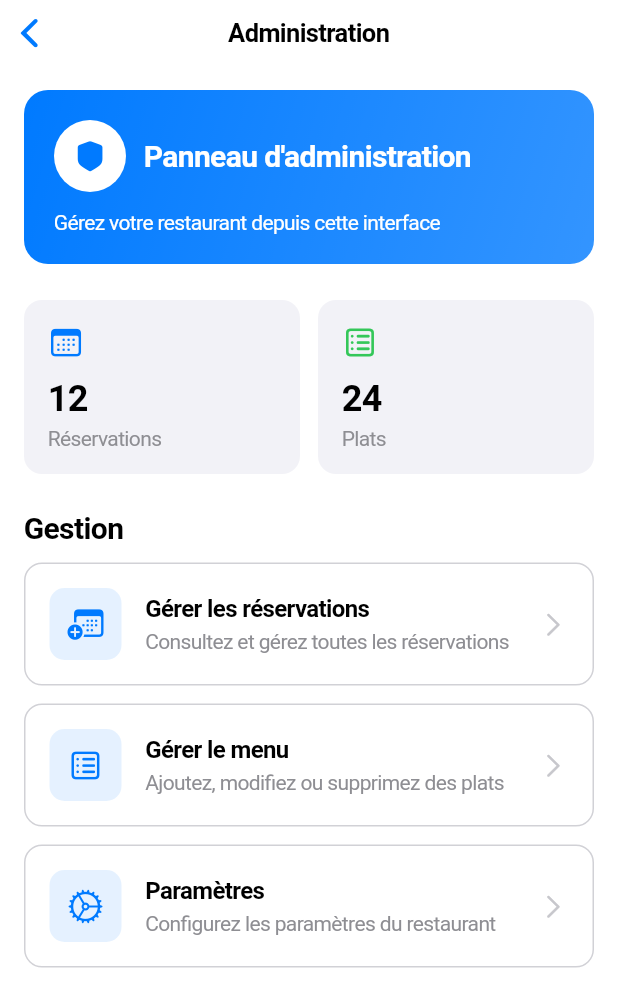
After one commit to Feennrir/resto-flutter, a Flutter app: the AdminDashboardScreen screen opened directly, on a phone screen of 412 x 824 dp. The commit adds this screen. Shown: the top 1007 px of the screen. Run offline on Flutter 3.47's test engine with Material 3 defaults, Android fonts, the phone set to English and light mode, and no system bars; our stand-ins replace flutter_map, latlong2, shared_preferences; accounts and stored records are empty; network calls fail.

Commit message:
feat: Ajouter la gestion des administrateurs avec des routes et un tableau de bord

```diff
--- /dev/null
+++ b/frontend/lib/presentation/admin/admin_dashboard_screen.dart
@@ -0,0 +1,258 @@
+import 'package:flutter/cupertino.dart';
+import 'package:flutter/services.dart';
+import '../../utils/colors.dart';
+
+class AdminDashboardScreen extends StatelessWidget {
+  const AdminDashboardScreen({Key? key}) : super(key: key);
+
+  @override
+  Widget build(BuildContext context) {
+    return AnnotatedRegion<SystemUiOverlayStyle>(
+      value: SystemUiOverlayStyle.dark,
+      child: CupertinoPageScaffold(
+        navigationBar: const CupertinoNavigationBar(
+          middle: Text('Administration'),
+        ),
+        child: SafeArea(
+          child: ListView(
+            padding: const EdgeInsets.all(16),
+            children: [
+              _buildWelcomeCard(),
+              const SizedBox(height: 24),
+              _buildQuickStats(),
+              const SizedBox(height: 24),
+              _buildManagementSection(context),
+            ],
+          ),
+        ),
+      ),
+    );
+  }
+
+  Widget _buildWelcomeCard() {
+    return Container(
+      padding: const EdgeInsets.all(20),
+      decoration: BoxDecoration(
+        gradient: LinearGradient(
+          colors: [Colors.primary, Colors.primary.withOpacity(0.8)],
+          begin: Alignment.topLeft,
+          end: Alignment.bottomRight,
+        ),
+        borderRadius: BorderRadius.circular(16),
+      ),
+      child: Column(
+        crossAxisAlignment: CrossAxisAlignment.start,
+        children: [
+          Row(
+            children: [
+              Container(
+                padding: const EdgeInsets.all(12),
+                decoration: const BoxDecoration(
+                  color: CupertinoColors.white,
+                  shape: BoxShape.circle,
+                ),
+                child: Icon(
+                  CupertinoIcons.shield_fill,
+                  color: Colors.primary,
+                  size: 24,
+                ),
+              ),
+              const SizedBox(width: 12),
+              const Expanded(
+                child: Text(
+                  'Panneau d\'administration',
+                  style: TextStyle(
+                    fontSize: 20,
+                    fontWeight: FontWeight.bold,
+                    color: CupertinoColors.white,
+                  ),
+                ),
+              ),
+            ],
+          ),
+          const SizedBox(height: 12),
+          const Text(
+            'Gérez votre restaurant depuis cette interface',
+            style: TextStyle(
+              fontSize: 14,
+              color: CupertinoColors.white,
+            ),
+          ),
+        ],
+      ),
+    );
+  }
+
+  Widget _buildQuickStats() {
+    return Row(
+      children: [
+        Expanded(
+          child: _buildStatCard(
+            'Réservations',
+            '12',
+            CupertinoIcons.calendar,
+            CupertinoColors.systemBlue,
+          ),
+        ),
+        const SizedBox(width: 12),
+        Expanded(
+          child: _buildStatCard(
+            'Plats',
+            '24',
+            CupertinoIcons.square_list,
+            CupertinoColors.systemGreen,
+          ),
+        ),
+      ],
+    );
+  }
+
+  Widget _buildStatCard(
+    String title,
+    String value,
+    IconData icon,
+    Color color,
+  ) {
+    return Container(
+      padding: const EdgeInsets.all(16),
+      decoration: BoxDecoration(
+        color: CupertinoColors.systemGrey6,
+        borderRadius: BorderRadius.circular(12),
+      ),
+      child: Column(
+        crossAxisAlignment: CrossAxisAlignment.start,
+        children: [
+          Icon(icon, color: color, size: 24),
+          const SizedBox(height: 12),
+          Text(
+            value,
+            style: const TextStyle(
+              fontSize: 24,
+              fontWeight: FontWeight.bold,
+            ),
+          ),
+          const SizedBox(height: 4),
+          Text(
+            title,
+            style: const TextStyle(
+              fontSize: 14,
+              color: CupertinoColors.systemGrey,
+            ),
+          ),
+        ],
+      ),
+    );
+  }
+
+  Widget _buildManagementSection(BuildContext context) {
+    return Column(
+      crossAxisAlignment: CrossAxisAlignment.start,
+      children: [
+        const Text(
+          'Gestion',
+          style: TextStyle(
+            fontSize: 20,
+            fontWeight: FontWeight.bold,
+          ),
+        ),
+        const SizedBox(height: 12),
+        _buildManagementCard(
+          context,
+          'Gérer les réservations',
+          'Consultez et gérez toutes les réservations',
+          CupertinoIcons.calendar_badge_plus,
+          () {
+            // Navigation vers gestion réservations
+          },
+        ),
+        const SizedBox(height: 12),
+        _buildManagementCard(
+          context,
+          'Gérer le menu',
+          'Ajoutez, modifiez ou supprimez des plats',
+          CupertinoIcons.square_list,
+          () {
+            // Navigation vers gestion menu
+          },
+        ),
+        const SizedBox(height: 12),
+        _buildManagementCard(
+          context,
+          'Paramètres',
+          'Configurez les paramètres du restaurant',
+          CupertinoIcons.settings,
+          () {
+            // Navigation vers paramètres
+          },
+        ),
+      ],
+    );
+  }
+
+  Widget _buildManagementCard(
+    BuildContext context,
+    String title,
+    String subtitle,
+    IconData icon,
+    VoidCallback onTap,
+  ) {
+    return GestureDetector(
+      onTap: onTap,
+      child: Container(
+        padding: const EdgeInsets.all(16),
+        decoration: BoxDecoration(
+          color: CupertinoColors.systemBackground,
+          borderRadius: BorderRadius.circular(12),
+          border: Border.all(
+            color: CupertinoColors.systemGrey4,
+            width: 1,
+          ),
+        ),
+        child: Row(
+          children: [
+            Container(
+              padding: const EdgeInsets.all(12),
+              decoration: BoxDecoration(
+                color: Colors.primary.withOpacity(0.1),
+                borderRadius: BorderRadius.circular(10),
+              ),
+              child: Icon(
+                icon,
+                color: Colors.primary,
+                size: 24,
+              ),
+            ),
+            const SizedBox(width: 16),
+            Expanded(
+              child: Column(
+                crossAxisAlignment: CrossAxisAlignment.start,
+                children: [
+                  Text(
+                    title,
+                    style: const TextStyle(
+                      fontSize: 16,
+                      fontWeight: FontWeight.w600,
+                    ),
+                  ),
+                  const SizedBox(height: 4),
+                  Text(
+                    subtitle,
+                    style: const TextStyle(
+                      fontSize: 14,
+                      color: CupertinoColors.systemGrey,
+                    ),
+                  ),
+                ],
+              ),
+            ),
+            const Icon(
+              CupertinoIcons.chevron_right,
+              color: CupertinoColors.systemGrey3,
+              size: 20,
+            ),
+          ],
+        ),
+      ),
+    );
+  }
+}
--- a/frontend/lib/repositories/auth_repository.dart
+++ b/frontend/lib/repositories/auth_repository.dart
@@ -108,6 +108,7 @@ class AuthRepository {
     final prefs = await SharedPreferences.getInstance();
     final userJson = prefs.getString(_userKey);
     if (userJson != null) {
+      final user = User.fromJson(jsonDecode(userJson));
       return User.fromJson(jsonDecode(userJson));
     }
     return null;
--- a/frontend/lib/viewmodels/auth_viewmodel.dart
+++ b/frontend/lib/viewmodels/auth_viewmodel.dart
@@ -23,6 +23,11 @@ class AuthViewModel extends ChangeNotifier {
   String? get token => _token;
   bool get isLoading => _isLoading;
   String? get errorMessage => _errorMessage;
+
+  bool get isAdmin {
+    final user = _currentUser;
+    return user?.isAdmin ?? false;
+  }
 
   void dispose() {
     nameController.dispose();
```
Also changed, not shown: frontend/lib/models/user.dart (+8 -0 lines), frontend/lib/presentation/main_tab_view.dart (+78 -14 lines), 5 other files.
